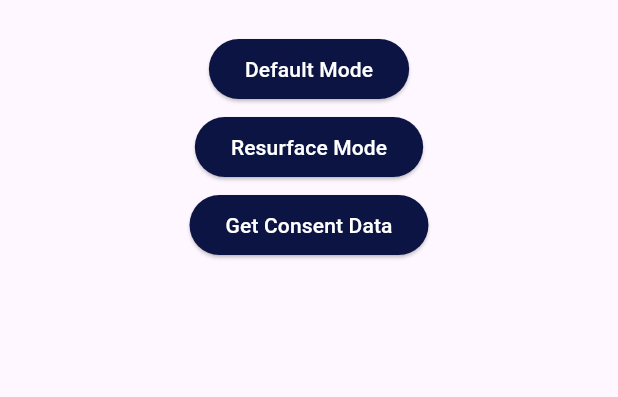
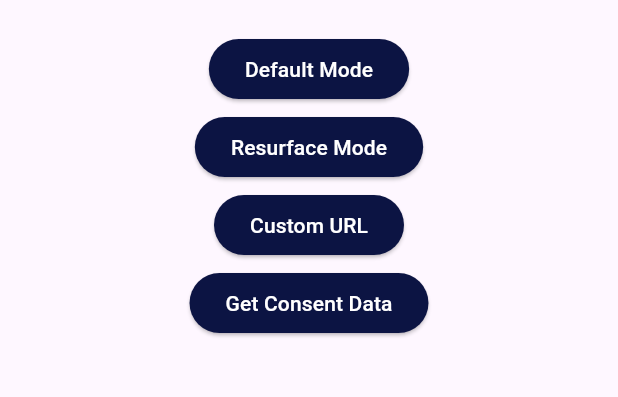
Before and after one commit to ClickioTech/clickio_consent_sdk_flutter, a Flutter app: the screen it shows after launch, on a phone screen of 412 x 824 dp, the part 75-472 px from its top. Run offline on Flutter 3.47's test engine with Material 3 defaults, Android fonts, the phone set to English and light mode, and no system bars; our stand-ins replace plugin_platform_interface.

Commit message:
[CLIC-88] feat: implemented webViewLoadUrl method with WebView customization

```diff
--- a/example/lib/main.dart
+++ b/example/lib/main.dart
@@ -1,9 +1,8 @@
 import 'package:clickio_consent_sdk/clickio_consent_sdk.dart';
+import 'package:clickio_consent_sdk_example/widgets/primary_button.dart';
 import 'package:flutter/material.dart';
 
-void main() {
-  runApp(const MyApp());
-}
+void main() => runApp(MaterialApp(home: const MyApp()));
 
 class MyApp extends StatefulWidget {
   const MyApp({super.key});
@@ -27,8 +26,10 @@ class _MyAppState extends State<MyApp> {
 
   @override
   Widget build(BuildContext context) {
-    return MaterialApp(
-      home: Scaffold(
+    final padding16 = SizedBox(height: 16);
+    final padding4 = SizedBox(height: 4);
+
+    return Scaffold(
       appBar: AppBar(
         centerTitle: true,
         title: Padding(
@@ -40,59 +41,37 @@ class _MyAppState extends State<MyApp> {
         ),
       ),
       body: SafeArea(
-          child: Column(
+        child: Builder(
+          builder:
+              (context) => Column(
                 children: [
                   Center(
                     child: Column(
                       children: [
-                    const SizedBox(height: 16),
-                    ElevatedButton(
-                      onPressed: openDialogInDefaultMode,
-                      style: ElevatedButton.styleFrom(
-                        backgroundColor: Color.fromRGBO(12, 20, 67, 1.0),
+                        padding16,
+                        PrimaryButton(
+                          title: 'Default Mode',
+                          onTap: openDialogInDefaultMode,
                         ),
-                      child: const Text(
-                        'Default Mode',
-                        style: TextStyle(color: Colors.white),
+                        padding4,
+                        PrimaryButton(
+                          title: 'Resurface Mode',
+                          onTap: openDialog,
                         ),
+                        padding4,
+                        PrimaryButton(
+                          title: 'Custom URL',
+                          onTap: webViewLoadUrl,
                         ),
-                    const SizedBox(height: 4),
-                    ElevatedButton(
-                      onPressed: openDialog,
-                      style: ElevatedButton.styleFrom(
-                        backgroundColor: Color.fromRGBO(12, 20, 67, 1.0),
+                        padding4,
+                        PrimaryButton(
+                          title: 'Get Consent Data',
+                          onTap: getConsentData,
                         ),
-                      child: const Text(
-                        'Resurface Mode',
-                        style: TextStyle(color: Colors.white),
-                      ),
-                    ),
-                    const SizedBox(height: 4),
-                    ElevatedButton(
-                      onPressed: getConsentData,
-                      style: ElevatedButton.styleFrom(
-                        backgroundColor: const Color.fromRGBO(12, 20, 67, 1.0),
-                      ),
-                      child: const Text(
-                        'Get Consent Data',
-                        style: TextStyle(color: Colors.white),
-                      ),
-                    ),
-                    // const SizedBox(height: 4),
-                    // ElevatedButton(
-                    //   onPressed: () {},
-                    //   style: ElevatedButton.styleFrom(
-                    //     backgroundColor: const Color.fromRGBO(12, 20, 67, 1.0),
-                    //   ),
-                    //   child: const Text(
-                    //     'Clear cache',
-                    //     style: TextStyle(color: Colors.white),
-                    //   ),
-                    // ),
                       ],
                     ),
                   ),
-              const SizedBox(height: 16),
+                  padding16,
                   Expanded(
                     child: SingleChildScrollView(
                       child: Column(
@@ -142,12 +121,25 @@ class _MyAppState extends State<MyApp> {
     );
   }
 
+  Future<void> webViewLoadUrl() async {
+    final webView = clickioConsentSdk.webViewLoadUrl(
+      url:
+          'https://account.clickio.com/public/test/solveit-demo/tcf-global.html',
+      webViewConfig: WebViewConfig(
+        backgroundColor: Colors.lightBlueAccent,
+        height: 800,
+        width: 400,
+        gravity: WebViewGravity.center,
+      ),
+    );
+
+    await showDialog(context: context, builder: (_) => Dialog(child: webView));
+  }
+
   Future<void> getConsentData() async {
     _consentData = await _getConsentData();
 
-    setState(() {
-      _consentData = _sortConsentData(_consentData);
-    });
+    setState(() => _consentData = _sortConsentData(_consentData));
   }
 
   Future<Map<String, String?>> _getConsentData() async {
@@ -173,7 +165,8 @@ class _MyAppState extends State<MyApp> {
 
     final entries = await Future.wait(
       futures.entries.map(
-        (entry) async => MapEntry(entry.key, await entry.value),
+        (entry) async =>
+            MapEntry(entry.key, await entry.value.then((_) => null)),
       ),
     );
 
--- /dev/null
+++ b/example/lib/widgets/primary_button.dart
@@ -0,0 +1,19 @@
+import 'package:flutter/material.dart';
+
+class PrimaryButton extends StatelessWidget {
+  final String title;
+  final Future<void> Function() onTap;
+
+  const PrimaryButton({required this.title, required this.onTap, super.key});
+
+  @override
+  Widget build(BuildContext context) {
+    return ElevatedButton(
+      onPressed: onTap,
+      style: ElevatedButton.styleFrom(
+        backgroundColor: Color.fromRGBO(12, 20, 67, 1.0),
+      ),
+      child: Text(title, style: TextStyle(color: Colors.white)),
+    );
+  }
+}
--- /dev/null
+++ b/example/lib/widgets/widgets.dart
@@ -0,0 +1 @@
+export './primary_button.dart';
--- /dev/null
+++ b/lib/configs/configs.dart
@@ -0,0 +1,2 @@
+export './config.dart';
+export './web_view_config.dart';
--- /dev/null
+++ b/lib/configs/web_view_config.dart
@@ -0,0 +1,23 @@
+import 'package:flutter/material.dart';
+
+import '../enums/enums.dart';
+
+class WebViewConfig {
+  // Default value - transparent, example of value: 0xFFFF0000 or Colors.white
+  final Color? backgroundColor;
+
+  // Value in px, default value (-1) = match parent (max size)
+  final int? height;
+
+  // Value in px, default value (-1) = match parent (max size)
+  final int? width;
+
+  final WebViewGravity? gravity;
+
+  const WebViewConfig({
+    this.backgroundColor = Colors.transparent,
+    this.height,
+    this.width,
+    this.gravity = WebViewGravity.center,
+  });
+}
--- a/lib/enums/enums.dart
+++ b/lib/enums/enums.dart
@@ -1,2 +1,3 @@
 export './dialog_mode.dart';
 export './logs_mode.dart';
+export './web_view_gravity.dart';
--- /dev/null
+++ b/lib/enums/web_view_gravity.dart
@@ -0,0 +1 @@
+enum WebViewGravity { top, center, bottom }
--- a/pubspec.yaml
+++ b/pubspec.yaml
@@ -1,6 +1,6 @@
 name: clickio_consent_sdk
 description: "A Flutter plugin for Clickio Consent SDK. Supports iOS and Android."
-version: 1.0.0
+version: 1.0.1
 publisher: clickio.com
 homepage: https://clickio.com/
 repository: https://github.com/ClickioTech/clickio_consent_sdk_flutter
```
Also changed, not shown: lib/clickio_consent_sdk.dart (+15 -4 lines), lib/clickio_consent_sdk_method_channel.dart (+27 -0 lines), lib/clickio_consent_sdk_platform_interface.dart (+38 -1 lines), example/pubspec.lock, lib/configs/config.dart (renamed from lib/config/config.dart), 16 other files. Lines whose indentation alone changed are shown as unchanged.
